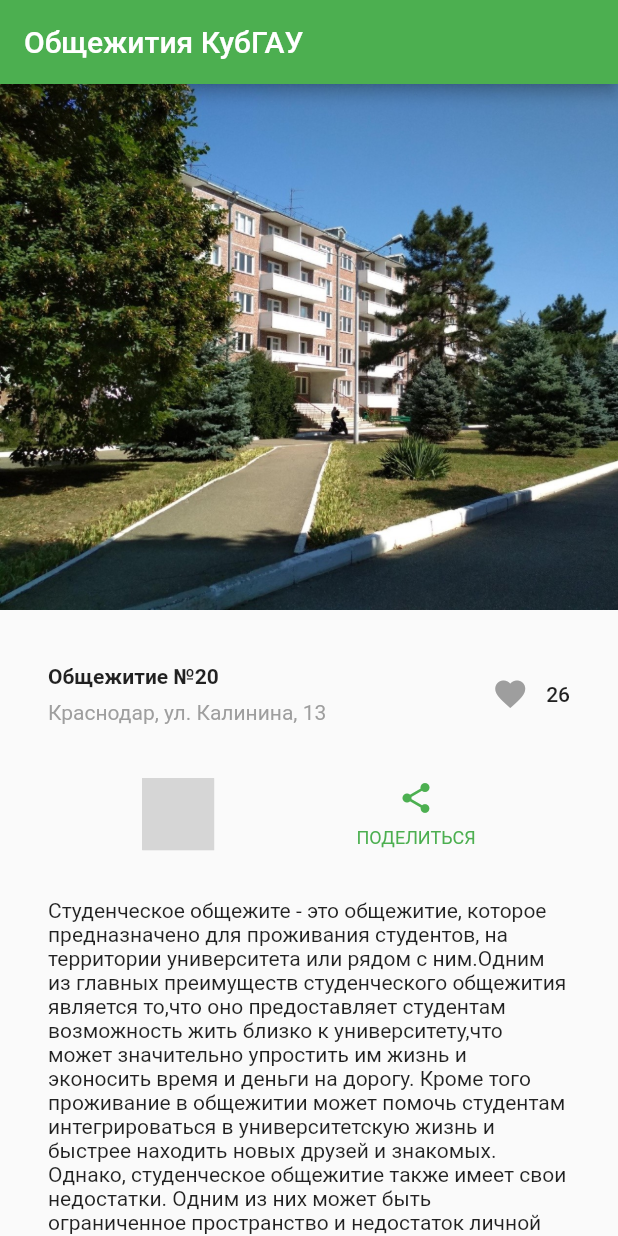
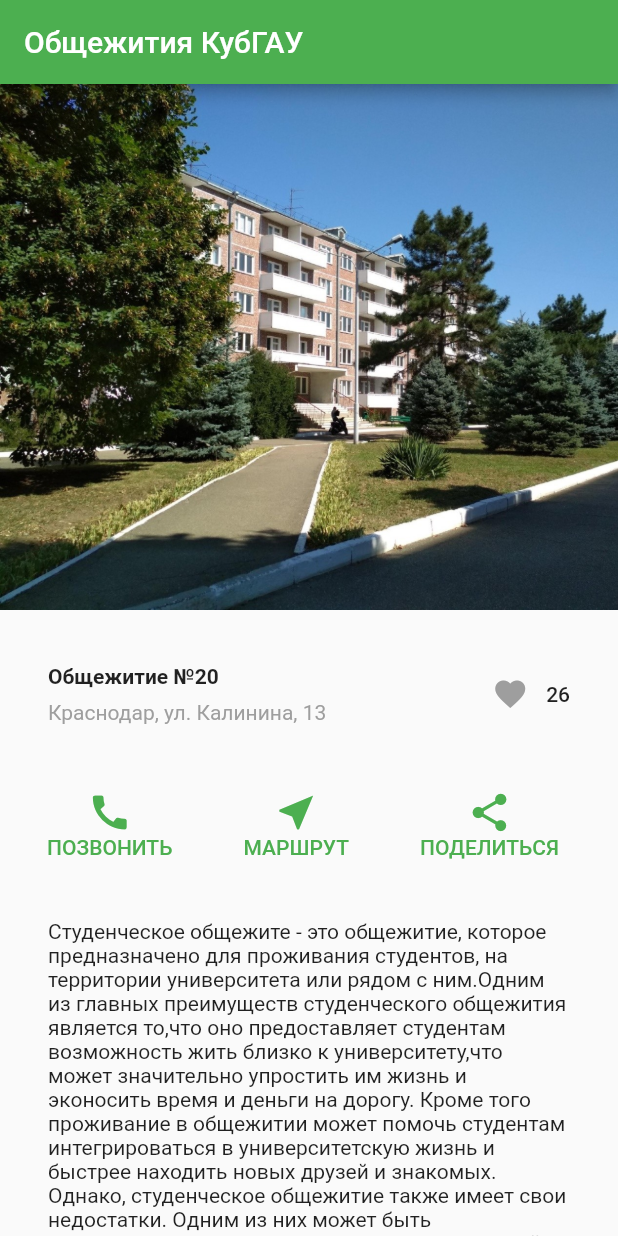
Before and after one commit to Marina3465/IT2001_Kozhukhar, a Flutter app: the screen it shows after launch, on a phone screen of 412 x 824 dp. Run offline on Flutter 3.47's test engine with Material 2 defaults, Android fonts, the phone set to English and light mode, and no system bars; our stand-ins replace share_plus; grey boxes are pictures that could not be loaded.

Commit message:
add working button

```diff
--- a/LAB_4/lib/main.dart
+++ b/LAB_4/lib/main.dart
@@ -1,6 +1,7 @@
 import 'package:flutter/material.dart';
-import 'package:url_launcher/url_launcher.dart' as UrlLauncher;
-UrlLauncher.launch("tel://784")
+import 'package:url_launcher/url_launcher.dart';
+import 'package:share_plus/share_plus.dart';
+
 
 void main() {
   runApp(const MyApp());
@@ -32,10 +33,21 @@ class MyHomePage extends StatefulWidget {
 }
 
 class _MyHomePageState extends State<MyHomePage> {
-  int _counter = 26; //создание счетчика
-  var _color_button = Colors.grey[500];
+  int _counter = 26; //создание счетчика для лайков
+  var _color_button = Colors.grey[500]; //переменная для цвета кнопки лайка
+  String url = '89676656512'; //пременная с номером телефона
 
+  _makingPhoneCall() async {  //функция для нажатия на кнопку "позвонить"
+    try { //попытка выполнить команду
+      await launch('tel:$url'); //запуск приложения для набора номера
+    } catch (e) { //исключение
+      throw 'Could not launch $url'; //вызов исключения
+    }
+  }
 
+  void _shareContent() {
+    Share.share('Общежитие №20. Краснодар, ул. Калинина, 13. Телефон: $url');
+  }
 
   @override
   Widget build(BuildContext context) {
@@ -83,17 +95,18 @@ class _MyHomePageState extends State<MyHomePage> {
                   ),
                   onPressed: () => {
                     setState(() {
-                      if (_color_button == Colors.red[800]){
-                        _counter --;
+                      if (_color_button == Colors.red[800]) {
+                        _counter--;
                         _color_button = Colors.grey[500];
-                      } else{
+                      } else {
                         _color_button = Colors.red[800];
                         _counter++;
                       }
                     })
                   },
                 ),
-                Text( //выводит значение инкремента
+                Text(
+                  //выводит значение инкремента
                   '$_counter',
                   style: Theme.of(context).textTheme.labelLarge,
                 ),
@@ -103,12 +116,53 @@ class _MyHomePageState extends State<MyHomePage> {
           Row(
             mainAxisAlignment: MainAxisAlignment.spaceEvenly,
             children: [
-              TextButton(
-                  onPressed: () => launch(),
-                  child: child)
+              TextButton.icon(
+                onPressed: _makingPhoneCall,
+                icon: Column(
+                  children: [
+                    Icon(
+                      Icons.call,
+                      size: 30,
+                    ),
+                    Text('ПОЗВОНИТЬ'),
+                  ],
+                ),
+                label: Text(''),
+              ),
+              TextButton.icon(
+                onPressed: () {
+                  launch(
+                      'https://www.google.com/maps/dir//%D0%9E%D0%B1%D1%89%D0%B5%D0%B6%D0%B8%D1%82%D0%B8%D0%B5+20,+%D0%A3%D0%BB%D0%B8%D1%86%D0%B0+%D0%9A%D0%B0%D0%BB%D0%B8%D0%BD%D0%B8%D0%BD%D0%B0+13,+%D0%BA%D0%BE%D1%80%D0%BF%D1%83%D1%81+20,+%D1%83%D0%BB.+%D0%9A%D0%B0%D0%BB%D0%B8%D0%BD%D0%B8%D0%BD%D0%B0+13,+13%D0%BA20,+%D0%9A%D1%80%D0%B0%D1%81%D0%BD%D0%BE%D0%B4%D0%B0%D1%80,+%D0%9A%D1%80%D0%B0%D1%81%D0%BD%D0%BE%D0%B4%D0%B0%D1%80%D1%81%D0%BA%D0%B8%D0%B9+%D0%BA%D1%80%D0%B0%D0%B9,+350044/@45.050583,38.9197903,17z/data=!3m1!4b1!4m17!1m7!3m6!1s0x40f04f3737bffbff:0x384537772b6bf12d!2z0J7QsdGJ0LXQttC40YLQuNC1IDIw!8m2!3d45.0502933!4d38.9207626!16s%2Fg%2F11bwqqb83z!4m8!1m1!4e1!1m5!1m1!1s0x40f04f3737bffbff:0x384537772b6bf12d!2m2!1d38.9208175!2d45.0502591');
+                },
+                icon: Column(
+                  children: [
+                    Icon(
+                      Icons.near_me,
+                      size: 30,
+                    ),
+                    Text('МАРШРУТ'),
+                  ],
+                ),
+                label: Text(''),
+              ),
+              TextButton.icon(
+                onPressed: _shareContent,
+                icon: Column(
+                  children: [
+                    Icon(
+                      Icons.share,
+                      size: 30,
+                    ),
+                    Text('ПОДЕЛИТЬСЯ'),
+                  ],
+                ),
+                label: Text(''),
+              ),
+
               //_buildButtonColumn(color, Icons.call, 'ПОЗВОНИТЬ'),
-              _buildButtonColumn(color, Icons.near_me, 'МАРШРУТ'),
-              _buildButtonColumn(color, Icons.share, 'ПОДЕЛИТЬСЯ'),
+              //_buildButtonColumn(color, Icons.near_me, 'МАРШРУТ')
+
+              //buildButtonColumn(color, Icons.share, 'ПОДЕЛИТЬСЯ'),
             ],
           ),
           const Padding(
--- a/LAB_4/pubspec.yaml
+++ b/LAB_4/pubspec.yaml
@@ -35,18 +35,20 @@ dependencies:
   # The following adds the Cupertino Icons font to your application.
   # Use with the CupertinoIcons class for iOS style icons.
   cupertino_icons: ^1.0.2
+  share_plus: ^6.3.1
+  share: ^2.0.4
 
 dev_dependencies:
   flutter_test:
     sdk: flutter
-
+  url_launcher:
   # The "flutter_lints" package below contains a set of recommended lints to
   # encourage good coding practices. The lint set provided by the package is
   # activated in the `analysis_options.yaml` file located at the root of your
   # package. See that file for information about deactivating specific lint
   # rules and activating additional ones.
   flutter_lints: ^2.0.0
-  url_launcher: ^1.0.2
+
 
 # For information on the generic Dart part of this file, see the
 # following page: https://dart.dev/tools/pub/pubspec
```
Also changed, not shown: LAB_4/pubspec.lock.
